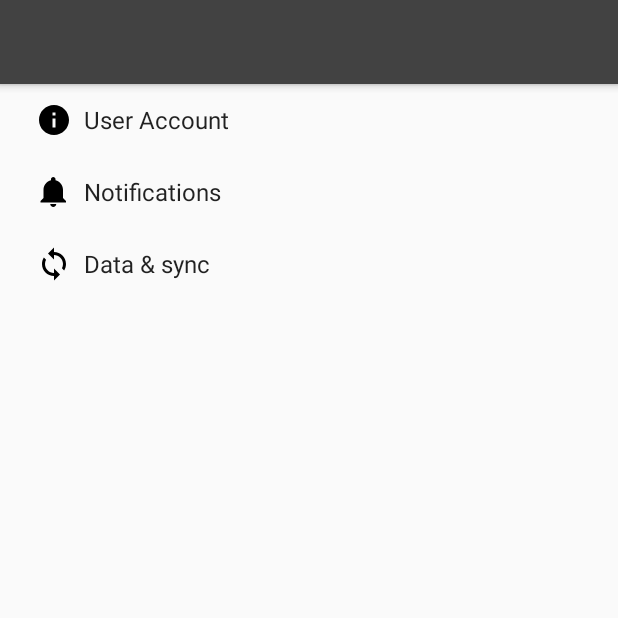
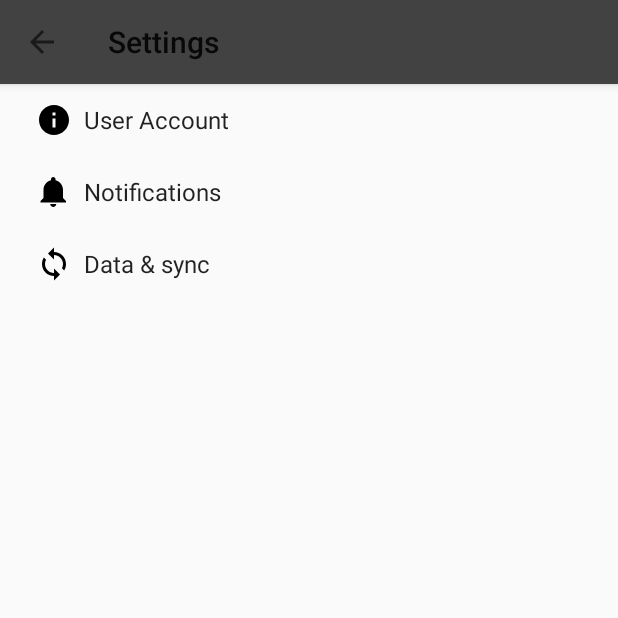
Before and after one commit to aksdad/436, an Android app: the SettingsActivity screen opened directly, with no data from a screen before it, on a phone screen of 412 x 824 dp, the top half of it. Run offline under Robolectric (Android 15) with nearby library versions, the phone set to English and light mode, and no system bars; our stand-ins replace Firebase (no records; nobody signed in at launch, a user with empty details on screens opened directly).

Commit message:
Added back button to settings toolbar

```diff
--- a/app/src/main/java/com/example/cory/feedthekitty/SettingsActivity.java
+++ b/app/src/main/java/com/example/cory/feedthekitty/SettingsActivity.java
@@ -148,13 +148,14 @@ public class SettingsActivity extends AppCompatPreferenceActivity {
      * Set up the {@link android.app.ActionBar}, if the API is available.
      */
     private void setupActionBar() {
-        getLayoutInflater().inflate(R.layout.tool_bar, (ViewGroup) findViewById(android.R.id.content));
-        LinearLayout root = (LinearLayout) findViewById(android.R.id.list).getParent().getParent().getParent();
-        Toolbar mToolbar
-                = (Toolbar) LayoutInflater.from(this).inflate(R.layout.tool_bar, root, false);
-        root.addView(mToolbar, 0);
-        mToolbar.setTitle(R.string.settings_name);
-        setSupportActionBar(mToolbar);
+//        Toolbar mToolbar
+//                = (Toolbar)getLayoutInflater().inflate(R.layout.tool_bar, (ViewGroup) findViewById(android.R.id.content));
+//        LinearLayout root = (LinearLayout) findViewById(android.R.id.list).getParent().getParent().getParent();
+////        Toolbar mToolbar
+////                = (Toolbar) LayoutInflater.from(this).inflate(R.layout.tool_bar, root, false);
+//        root.addView(mToolbar, 0);
+//        mToolbar.setTitle(R.string.settings_name);
+//        setSupportActionBar(mToolbar);
         ActionBar actionBar = getSupportActionBar();
         if (actionBar != null) {
             // Show the Up button in the action bar.
@@ -292,4 +293,17 @@ public class SettingsActivity extends AppCompatPreferenceActivity {
             return super.onOptionsItemSelected(item);
         }
     }
+
+    @Override
+    protected void onPostCreate(Bundle savedInstanceState) {
+        super.onPostCreate(savedInstanceState);
+
+        LinearLayout root = (LinearLayout)findViewById(android.R.id.list).getParent().getParent().getParent();
+        Toolbar bar = (Toolbar)LayoutInflater.from(this).inflate(R.layout.tool_bar, root, false);
+        bar.setTitle(R.string.settings_name);
+        setSupportActionBar(bar);
+        ActionBar mActionBar = getSupportActionBar();
+        mActionBar.setDisplayHomeAsUpEnabled(true);
+        root.addView(bar, 0); // insert at top]
+    }
 }
```
